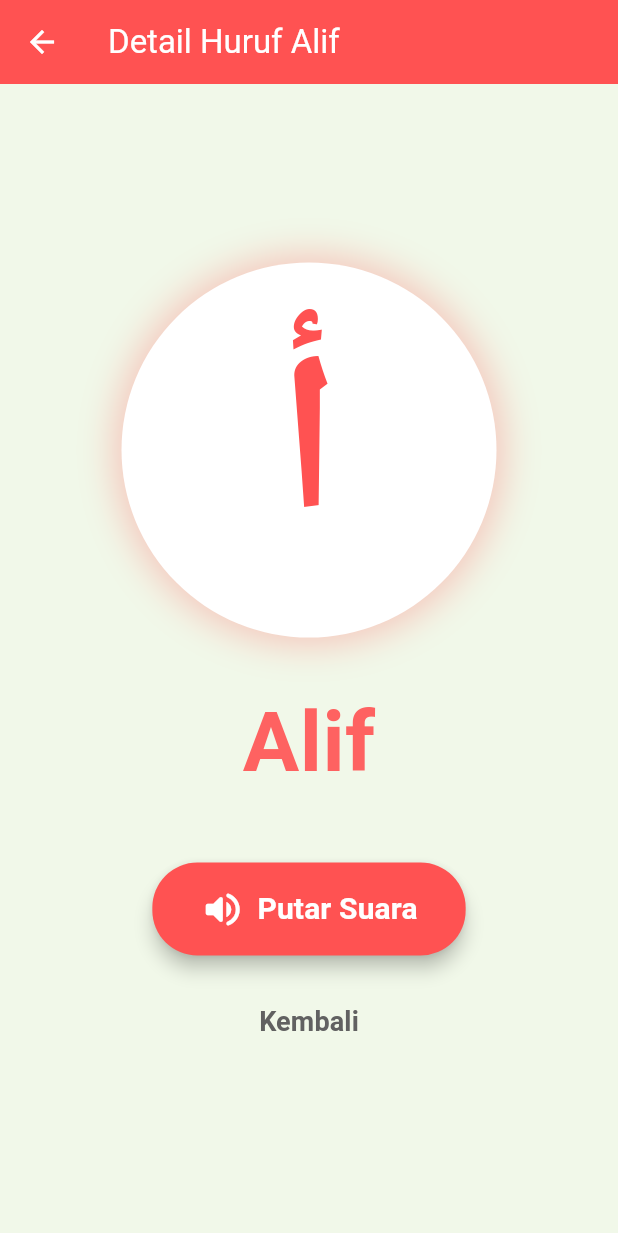
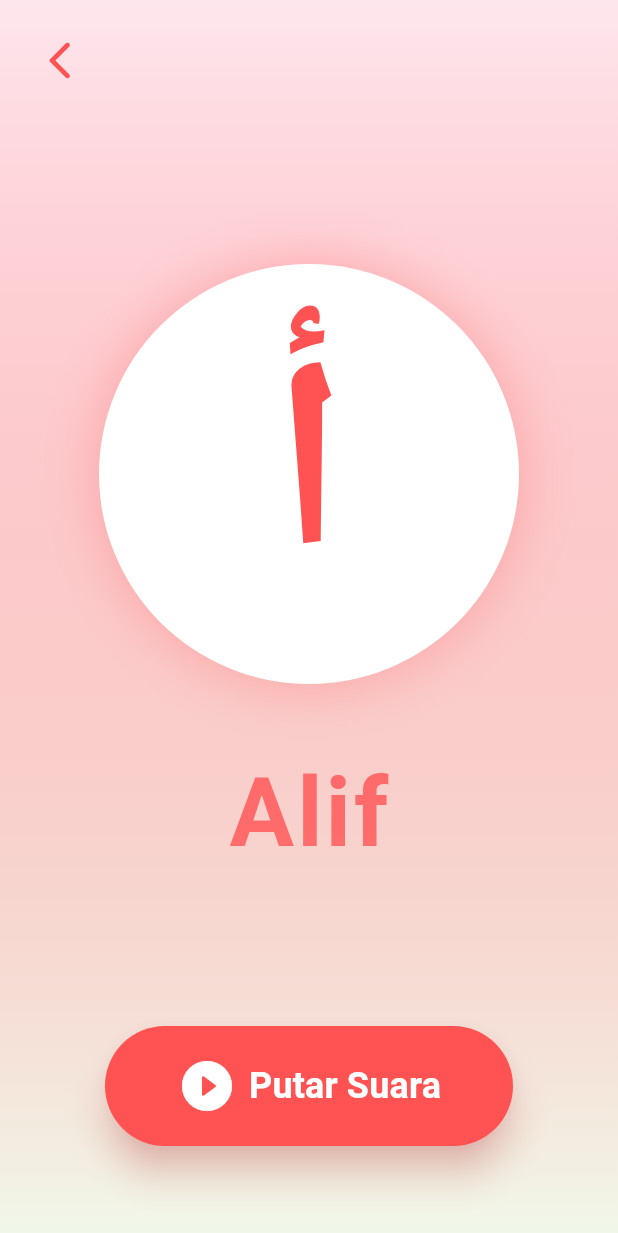
Before and after one commit to ivan72727272/i-qrok, a Flutter app: the BelajarHurufScreen screen opened directly, after a tap on an icon or button, on a phone screen of 412 x 824 dp. Shown: the top 1233 px of the screen. Run offline on Flutter 3.47's test engine with Material 3 defaults, Android fonts, the phone set to English and light mode, and no system bars; our stand-ins replace audioplayers.

Commit message:
style: improve UI and interaction on belajar huruf feature

```diff
--- a/lib/screens/belajar_huruf_screen.dart
+++ b/lib/screens/belajar_huruf_screen.dart
@@ -14,7 +14,6 @@ class BelajarHurufScreen extends StatelessWidget {
 
   @override
   Widget build(BuildContext context) {
-    // Data statis huruf hijaiyah
     final List<HijaiyahLetter> letters = [
       HijaiyahLetter(char: 'أ', name: 'Alif', color: Colors.redAccent),
       HijaiyahLetter(char: 'ب', name: 'Ba', color: Colors.blueAccent),
@@ -56,12 +55,12 @@ class BelajarHurufScreen extends StatelessWidget {
         foregroundColor: Colors.white,
       ),
       body: Padding(
-        padding: const EdgeInsets.all(12.0),
+        padding: const EdgeInsets.symmetric(horizontal: 16.0, vertical: 20.0),
         child: GridView.builder(
           gridDelegate: const SliverGridDelegateWithFixedCrossAxisCount(
             crossAxisCount: 3,
-            crossAxisSpacing: 12,
-            mainAxisSpacing: 12,
+            crossAxisSpacing: 15,
+            mainAxisSpacing: 15,
             childAspectRatio: 0.85,
           ),
           itemCount: letters.length,
@@ -73,50 +72,58 @@ class BelajarHurufScreen extends StatelessWidget {
                 onTap: () {
                   Navigator.push(
                     context,
-                    MaterialPageRoute(
-                      builder: (context) => DetailHurufScreen(
+                    PageRouteBuilder(
+                      transitionDuration: const Duration(milliseconds: 500),
+                      pageBuilder: (context, animation, secondaryAnimation) => DetailHurufScreen(
                         char: letter.char,
                         name: letter.name,
                         color: letter.color,
                       ),
+                      transitionsBuilder: (context, animation, secondaryAnimation, child) {
+                        return FadeTransition(opacity: animation, child: child);
+                      },
                     ),
                   );
                 },
-                borderRadius: BorderRadius.circular(20),
+                borderRadius: BorderRadius.circular(24),
                 child: Ink(
                   decoration: BoxDecoration(
                     color: Colors.white,
-                    borderRadius: BorderRadius.circular(20),
+                    borderRadius: BorderRadius.circular(24),
                     boxShadow: [
                       BoxShadow(
-                        color: letter.color.withOpacity(0.2),
-                        blurRadius: 6,
-                        offset: const Offset(0, 3),
+                        color: letter.color.withOpacity(0.15),
+                        blurRadius: 10,
+                        offset: const Offset(0, 4),
                       ),
                     ],
                     border: Border.all(
-                      color: letter.color.withOpacity(0.5),
-                      width: 2,
+                      color: letter.color.withOpacity(0.4),
+                      width: 2.5,
                     ),
                   ),
                   child: Column(
                     mainAxisAlignment: MainAxisAlignment.center,
                     children: [
-                      Text(
-                        letter.char,
-                        style: TextStyle(
-                          fontSize: 48,
-                          fontWeight: FontWeight.bold,
-                          color: letter.color,
+                      Hero(
+                        tag: 'letter-${letter.name}',
+                        child: Text(
+                          letter.char,
+                          style: TextStyle(
+                            fontSize: 52,
+                            fontWeight: FontWeight.bold,
+                            color: letter.color,
+                            decoration: TextDecoration.none,
+                          ),
                         ),
                       ),
-                      const SizedBox(height: 4),
+                      const SizedBox(height: 8),
                       Text(
                         letter.name,
                         style: const TextStyle(
-                          fontSize: 16,
-                          fontWeight: FontWeight.w600,
-                          color: Colors.black54,
+                          fontSize: 18,
+                          fontWeight: FontWeight.bold,
+                          color: Colors.black45,
                         ),
                       ),
                     ],
--- a/lib/screens/detail_huruf_screen.dart
+++ b/lib/screens/detail_huruf_screen.dart
@@ -17,20 +17,30 @@ class DetailHurufScreen extends StatefulWidget {
   State<DetailHurufScreen> createState() => _DetailHurufScreenState();
 }
 
-class _DetailHurufScreenState extends State<DetailHurufScreen> {
+class _DetailHurufScreenState extends State<DetailHurufScreen> with SingleTickerProviderStateMixin {
   late AudioPlayer _audioPlayer;
   bool _isPlaying = false;
+  late AnimationController _controller;
 
   @override
   void initState() {
     super.initState();
     _audioPlayer = AudioPlayer();
+    _controller = AnimationController(
+      duration: const Duration(milliseconds: 500),
+      vsync: this,
+    );
 
-    // Dengarkan status pemutaran untuk mengubah icon
     _audioPlayer.onPlayerStateChanged.listen((state) {
       if (mounted) {
         setState(() {
           _isPlaying = state == PlayerState.playing;
+          if (_isPlaying) {
+            _controller.repeat(reverse: true);
+          } else {
+            _controller.stop();
+            _controller.reset();
+          }
         });
       }
     });
@@ -39,18 +49,18 @@ class _DetailHurufScreenState extends State<DetailHurufScreen> {
   @override
   void dispose() {
     _audioPlayer.dispose();
+    _controller.dispose();
     super.dispose();
   }
 
   Future<void> _playSound() async {
     try {
-      // Pastikan nama file sesuai (kecil semua, misal: alif.mp3)
       String fileName = '${widget.name.toLowerCase()}.mp3';
       await _audioPlayer.play(AssetSource('audio/$fileName'));
     } catch (e) {
       if (mounted) {
         ScaffoldMessenger.of(context).showSnackBar(
-          SnackBar(content: Text('Gagal memutar suara: File $fileName tidak ditemukan')),
+          SnackBar(content: Text('Suara ${widget.name} segera hadir!')),
         );
       }
     }
@@ -59,21 +69,40 @@ class _DetailHurufScreenState extends State<DetailHurufScreen> {
   @override
   Widget build(BuildContext context) {
     return Scaffold(
-      backgroundColor: const Color(0xFFF1F8E9),
-      appBar: AppBar(
-        title: Text('Detail Huruf ${widget.name}'),
-        backgroundColor: widget.color,
-        foregroundColor: Colors.white,
-        elevation: 0,
+      body: Container(
+        width: double.infinity,
+        height: double.infinity,
+        decoration: BoxDecoration(
+          gradient: LinearGradient(
+            begin: Alignment.topCenter,
+            end: Alignment.bottomCenter,
+            colors: [
+              widget.color.withOpacity(0.1),
+              const Color(0xFFF1F8E9),
+            ],
           ),
-      body: Center(
+        ),
+        child: SafeArea(
           child: Column(
-          mainAxisAlignment: MainAxisAlignment.center,
             children: [
-            // Kontainer Huruf Besar
-            Container(
-              width: 250,
-              height: 250,
+              // Custom AppBar Back Button
+              Align(
+                alignment: Alignment.topLeft,
+                child: Padding(
+                  padding: const EdgeInsets.all(16.0),
+                  child: IconButton(
+                    icon: Icon(Icons.arrow_back_ios_new_rounded, color: widget.color, size: 30),
+                    onPressed: () => Navigator.pop(context),
+                  ),
+                ),
+              ),
+              const Spacer(),
+              // Kontainer Huruf Besar dengan Hero Animation
+              Hero(
+                tag: 'letter-${widget.name}',
+                child: Container(
+                  width: 280,
+                  height: 280,
                   alignment: Alignment.center,
                   decoration: BoxDecoration(
                     color: Colors.white,
@@ -81,66 +110,64 @@ class _DetailHurufScreenState extends State<DetailHurufScreen> {
                     boxShadow: [
                       BoxShadow(
                         color: widget.color.withOpacity(0.3),
-                    blurRadius: 20,
-                    spreadRadius: 5,
+                        blurRadius: 30,
+                        spreadRadius: 2,
                       ),
                     ],
                   ),
+                  child: Material(
+                    color: Colors.transparent,
                     child: Text(
                       widget.char,
                       style: TextStyle(
-                  fontSize: 150,
+                        fontSize: 180,
                         fontWeight: FontWeight.bold,
                         color: widget.color,
                       ),
                     ),
                   ),
-            const SizedBox(height: 30),
+                ),
+              ),
+              const SizedBox(height: 40),
               // Nama Huruf
               Text(
                 widget.name,
                 style: TextStyle(
-                fontSize: 56,
+                  fontSize: 64,
                   fontWeight: FontWeight.bold,
-                color: widget.color.withOpacity(0.9),
+                  color: widget.color.withOpacity(0.8),
+                  letterSpacing: 2,
                 ),
               ),
-            const SizedBox(height: 40),
-            // Tombol Putar Suara
-            ElevatedButton.icon(
+              const Spacer(),
+              // Tombol Putar Suara dengan Efek Animasi
+              ScaleTransition(
+                scale: Tween(begin: 1.0, end: 1.1).animate(_controller),
+                child: ElevatedButton.icon(
                   style: ElevatedButton.styleFrom(
                     backgroundColor: widget.color,
                     foregroundColor: Colors.white,
-                padding: const EdgeInsets.symmetric(horizontal: 32, vertical: 16),
+                    padding: const EdgeInsets.symmetric(horizontal: 48, vertical: 20),
                     shape: RoundedRectangleBorder(
-                  borderRadius: BorderRadius.circular(30),
+                      borderRadius: BorderRadius.circular(40),
                     ),
-                elevation: 5,
+                    elevation: 10,
+                    shadowColor: widget.color.withOpacity(0.5),
                   ),
                   onPressed: _playSound,
                   icon: Icon(
-                _isPlaying ? Icons.stop_circle_rounded : Icons.volume_up_rounded,
-                size: 30,
+                    _isPlaying ? Icons.pause_circle_filled_rounded : Icons.play_circle_fill_rounded,
+                    size: 40,
                   ),
                   label: Text(
-                _isPlaying ? 'Sedang Memutar...' : 'Putar Suara',
-                style: const TextStyle(fontSize: 20, fontWeight: FontWeight.bold),
-              ),
-            ),
-            const SizedBox(height: 20),
-            // Tombol Kembali
-            TextButton(
-              onPressed: () => Navigator.pop(context),
-              child: Text(
-                'Kembali',
-                style: TextStyle(
-                  fontSize: 18,
-                  color: Colors.grey.shade700,
-                  fontWeight: FontWeight.w600,
+                    _isPlaying ? 'Mendengarkan...' : 'Putar Suara',
+                    style: const TextStyle(fontSize: 24, fontWeight: FontWeight.bold),
                   ),
                 ),
               ),
+              const SizedBox(height: 60),
             ],
+          ),
         ),
       ),
     );
```
Also changed, not shown: pubspec.lock, 5 other files. Lines whose indentation alone changed are shown as unchanged.
